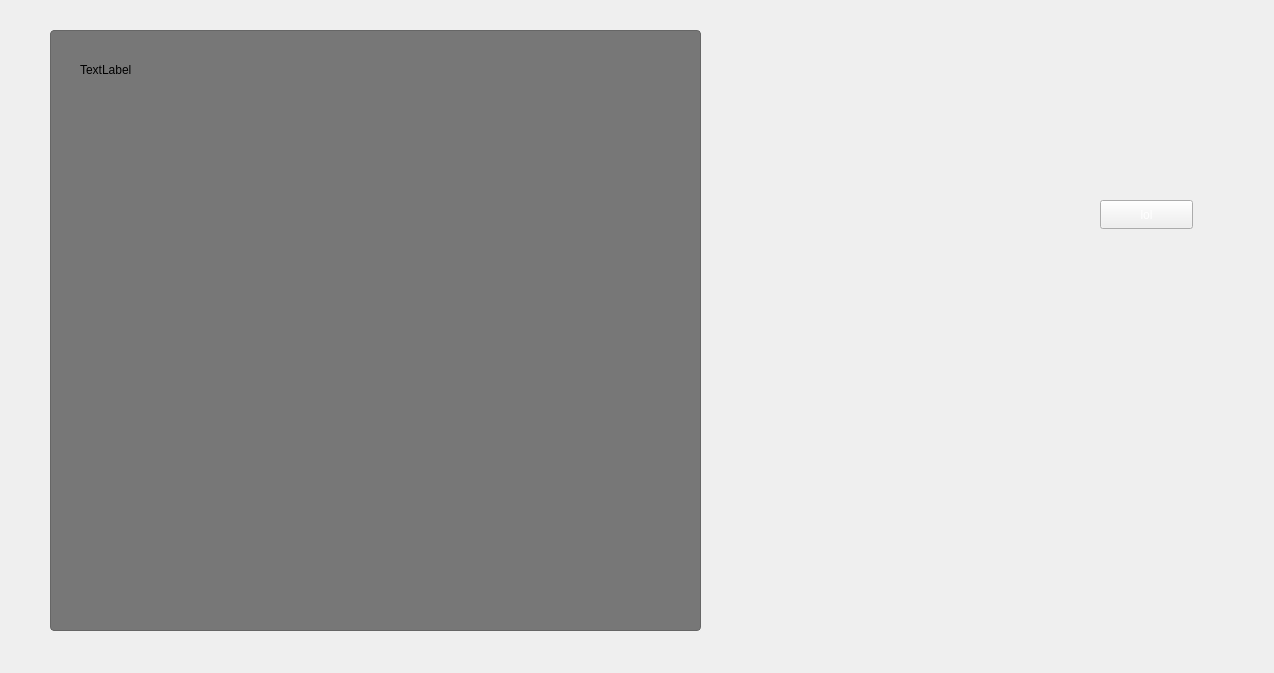
idrisT11/Image-Editor, file figurecontainer.ui: the form before one commit.
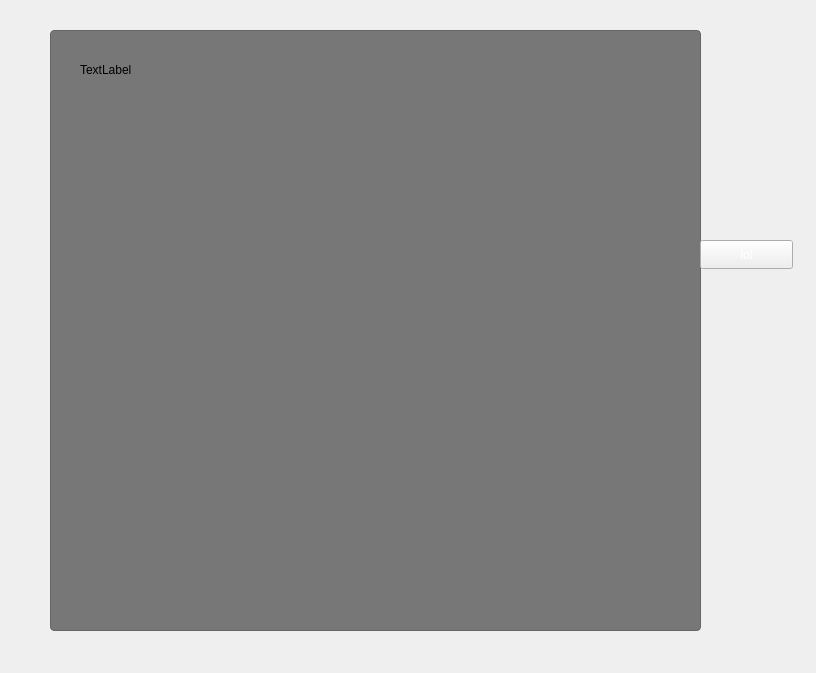
The form after the commit. Custom widgets are drawn as their Qt base class.

The edit to the form file:
```diff
--- a/figurecontainer.ui
+++ b/figurecontainer.ui
@@ -6,7 +6,7 @@
    <rect>
     <x>0</x>
     <y>0</y>
-    <width>1274</width>
+    <width>816</width>
     <height>673</height>
    </rect>
   </property>
@@ -22,8 +22,8 @@
   <widget class="QPushButton" name="pushButton">
    <property name="geometry">
     <rect>
-     <x>1100</x>
-     <y>200</y>
+     <x>700</x>
+     <y>240</y>
      <width>93</width>
      <height>29</height>
     </rect>
```
